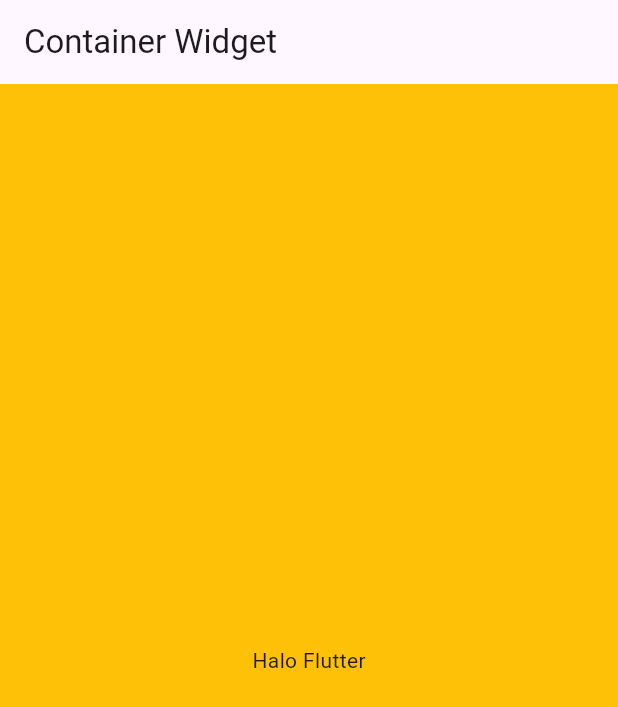
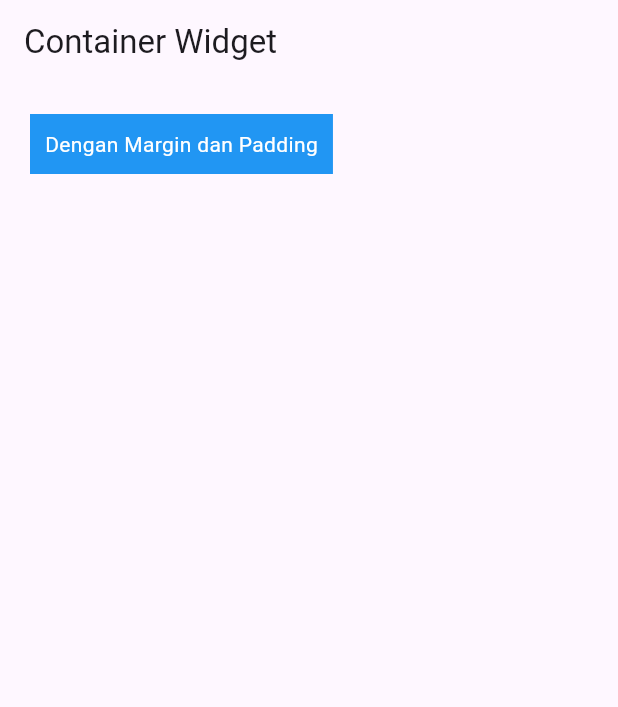
Before and after one commit to BagasSatriaYn/Project6Flutter, a Flutter app: the screen it shows after launch, on a phone screen of 412 x 824 dp. Shown: the top 707 px of the screen. Run offline on Flutter 3.47's test engine with Material 3 defaults, Android fonts, the phone set to English and light mode, and no system bars.

Commit message:
Padding & Margin

```diff
--- a/lib/main.dart
+++ b/lib/main.dart
@@ -13,14 +13,12 @@ class MyApp extends StatelessWidget {
         appBar: AppBar(
           title: const Text('Container Widget'),),
           body: Container(
-            width: double.infinity,
-            height: double.infinity,
-            color: Colors.amber,
-            child: const Center(
-              child: Text("Halo Flutter"),
+            margin: const EdgeInsets.all(20),
+            padding: const EdgeInsets.all(10),
+            color: Colors.blue,
+              child: Text("Dengan Margin dan Padding", style: TextStyle(color: Colors.white),),
             ),
           ),
-      ),
       );
   }
 }
```
